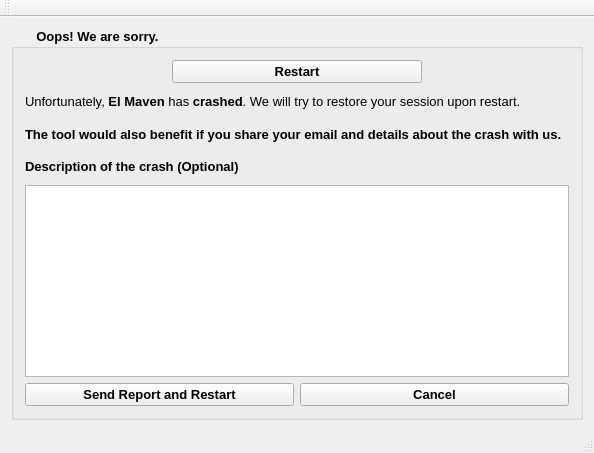
Above: CrashReporter/mainwindow.ui from ElucidataInc/ElMaven before the change. Below: the same form after it.
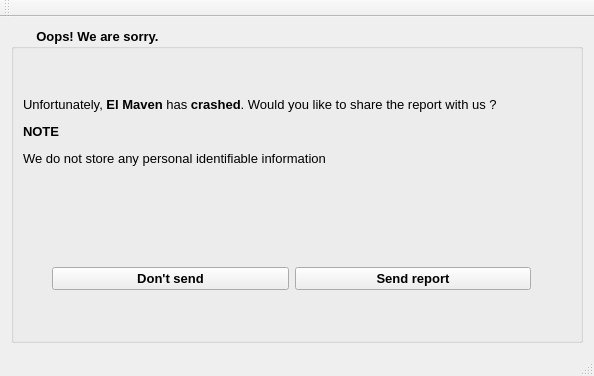
That is the form after the change.

Commit message: ref: clean up crash reporter

```diff
--- a/CrashReporter/mainwindow.ui
+++ b/CrashReporter/mainwindow.ui
@@ -7,7 +7,7 @@
     <x>0</x>
     <y>0</y>
     <width>594</width>
-    <height>453</height>
+    <height>376</height>
    </rect>
   </property>
   <property name="maximumSize">
@@ -37,9 +37,15 @@
       <property name="title">
        <string>       Oops! We are sorry.</string>
       </property>
-      <layout class="QGridLayout" name="gridLayout">
-       <item row="2" column="0" colspan="2">
         <widget class="QLabel" name="label_4">
+       <property name="geometry">
+        <rect>
+         <x>12</x>
+         <y>33</y>
+         <width>521</width>
+         <height>141</height>
+        </rect>
+       </property>
          <property name="font">
           <font>
            <pointsize>10</pointsize>
@@ -49,7 +55,7 @@
           </font>
          </property>
          <property name="text">
-          <string>&lt;html&gt;&lt;head/&gt;&lt;body&gt;&lt;p&gt;Unfortunately, &lt;span style=&quot; font-weight:600;&quot;&gt;El Maven&lt;/span&gt; has &lt;span style=&quot; font-weight:600;&quot;&gt;crashed&lt;/span&gt;. We will try to restore your session upon restart.&lt;/p&gt;&lt;/body&gt;&lt;/html&gt;</string>
+        <string>&lt;html&gt;&lt;head/&gt;&lt;body&gt;&lt;p&gt;Unfortunately, &lt;span style=&quot; font-weight:600;&quot;&gt;El Maven&lt;/span&gt; has &lt;span style=&quot; font-weight:600;&quot;&gt;crashed&lt;/span&gt;. Would you like to share the report with us ?&lt;/p&gt;&lt;p&gt;&lt;span style=&quot; font-weight:600;&quot;&gt;NOTE&lt;/span&gt;&lt;/p&gt;&lt;p&gt;We do not store any personal identifiable information&lt;/p&gt;&lt;/body&gt;&lt;/html&gt;</string>
          </property>
          <property name="scaledContents">
           <bool>false</bool>
@@ -58,74 +64,32 @@
           <bool>true</bool>
          </property>
         </widget>
-       </item>
-       <item row="9" column="0">
-        <widget class="QPushButton" name="reportRestart">
-         <property name="text">
-          <string>Send Report and Restart</string>
-         </property>
-        </widget>
-       </item>
-       <item row="1" column="0" colspan="2" alignment="Qt::AlignHCenter">
-        <widget class="QPushButton" name="restart">
-         <property name="minimumSize">
-          <size>
-           <width>250</width>
-           <height>0</height>
-          </size>
-         </property>
-         <property name="text">
-          <string>Restart</string>
-         </property>
-        </widget>
-       </item>
-       <item row="3" column="0" colspan="2">
-        <widget class="QLabel" name="label_5">
-         <property name="font">
-          <font>
-           <pointsize>10</pointsize>
-          </font>
-         </property>
-         <property name="text">
-          <string>The tool would also benefit if you share your email and details about the crash with us.</string>
-         </property>
-         <property name="wordWrap">
-          <bool>true</bool>
-         </property>
-        </widget>
-       </item>
-       <item row="7" column="0" rowspan="2" colspan="2">
-        <widget class="QPlainTextEdit" name="plainTextEdit"/>
-       </item>
-       <item row="6" column="0">
-        <widget class="QLabel" name="label">
-         <property name="font">
-          <font>
-           <pointsize>10</pointsize>
-           <weight>75</weight>
-           <bold>true</bold>
-          </font>
-         </property>
-         <property name="text">
-          <string>Description of the crash (Optional)</string>
-         </property>
-        </widget>
-       </item>
-       <item row="9" column="1">
+      <widget class="QWidget" name="horizontalLayoutWidget">
+       <property name="geometry">
+        <rect>
+         <x>30</x>
+         <y>220</y>
+         <width>501</width>
+         <height>61</height>
+        </rect>
+       </property>
+       <layout class="QHBoxLayout" name="horizontalLayout">
+        <item>
         <widget class="QPushButton" name="cancel">
          <property name="text">
-          <string>Cancel</string>
+           <string>Don't send</string>
+          </property>
+         </widget>
+        </item>
+        <item>
+         <widget class="QPushButton" name="reportRestart">
+          <property name="text">
+           <string>Send report</string>
          </property>
         </widget>
        </item>
       </layout>
-      <zorder>plainTextEdit</zorder>
-      <zorder>label_4</zorder>
-      <zorder>label_5</zorder>
-      <zorder>label</zorder>
-      <zorder>reportRestart</zorder>
-      <zorder>cancel</zorder>
-      <zorder>restart</zorder>
+      </widget>
      </widget>
     </item>
    </layout>
```
Left out of the diff: 2 changed lines with no effect on the pictures. Lines whose indentation alone changed are shown as unchanged. The commit also changes 2 other files.
